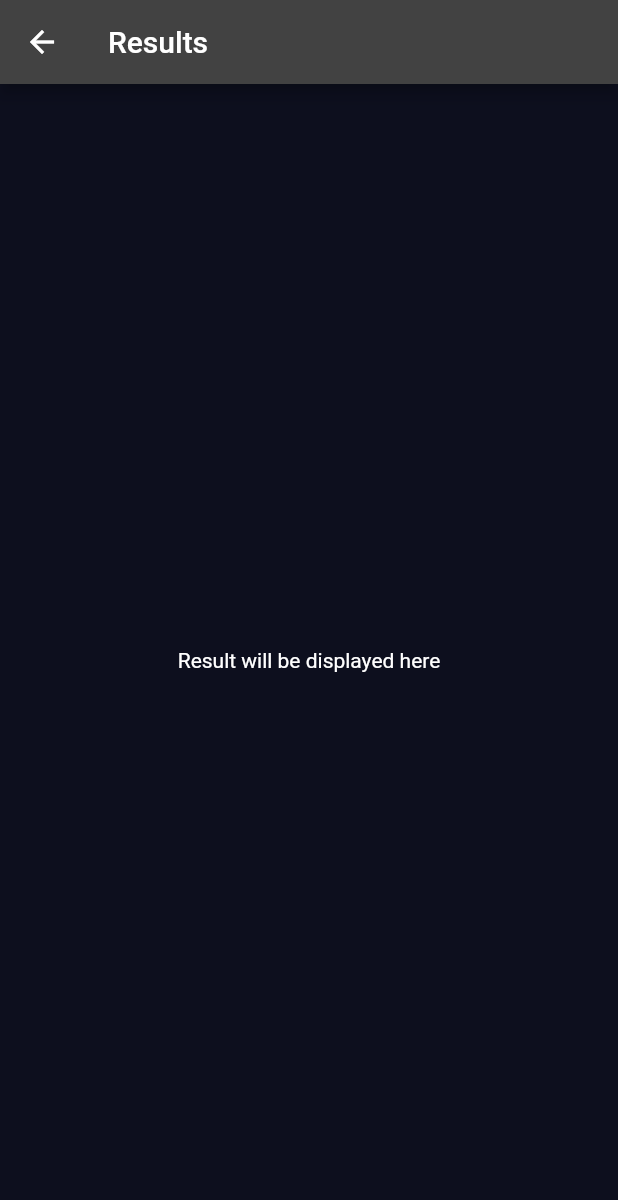
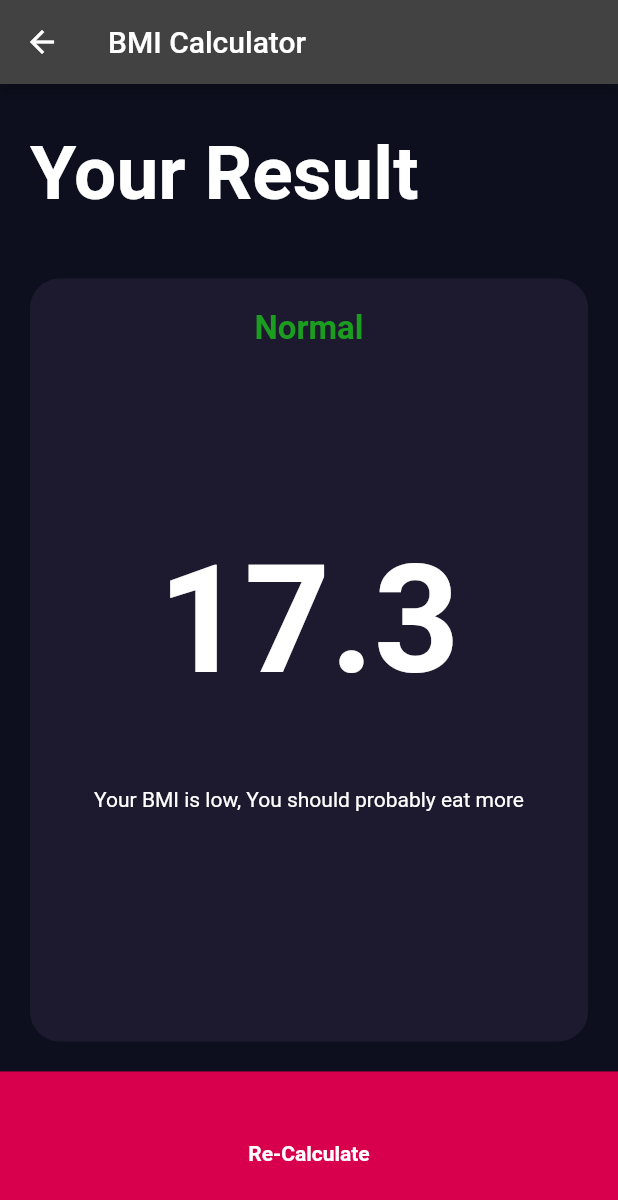
Before and after one commit to ndongchrist/flutter, a Flutter app: the resultScreen screen opened by its route, on a phone screen of 412 x 824 dp. Shown: the top 1200 px of the screen. Run offline on Flutter 3.47's test engine with Material 2 defaults, Android fonts, the phone set to English and light mode, and no system bars; our stand-ins replace audioplayers, font_awesome_flutter, rflutter_alert.

Commit message:
feat:Added the result Screen to the BMI App

```diff
--- a/bmicalculator/lib/InputPage.dart
+++ b/bmicalculator/lib/InputPage.dart
@@ -187,10 +187,28 @@ class _InputPageState extends State<InputPage> {
               )
             ],
           ),
-          GestureDetector(
+          BottomButton(
+            text: "Calculate",
             onTap: () {
               Navigator.pushNamed(context, '/result');
             },
+          )
+        ],
+      ),
+    );
+  }
+}
+
+class BottomButton extends StatelessWidget {
+  BottomButton({required this.onTap, required this.text});
+
+  final VoidCallback onTap;
+  final String text;
+
+  @override
+  Widget build(BuildContext context) {
+    return GestureDetector(
+      onTap: onTap,
       child: Container(
         color: Color(0xFFD8004C),
         height: 40,
@@ -198,12 +216,9 @@ class _InputPageState extends State<InputPage> {
         margin: EdgeInsets.only(top: 0),
         child: Center(
             child: Text(
-                "Calculate your BMI",
+          text,
           style: TextStyle(fontWeight: FontWeight.w700),
         )),
-            ),
-          )
-        ],
       ),
     );
   }
--- a/bmicalculator/lib/constants.dart
+++ b/bmicalculator/lib/constants.dart
@@ -6,3 +6,11 @@
 
 const kLabelTextStyle = TextStyle(color: Color(0XFFC0BDCB), fontSize: 20);
 const kTextStyle = TextStyle(fontSize: 50, fontWeight: FontWeight.w700);
+const KYourResultTextStyle =
+    TextStyle(fontSize: 50, fontWeight: FontWeight.bold);
+const kStateTextStyle = TextStyle(
+    fontSize: 22.0,
+    fontWeight: FontWeight.bold,
+    color: Color.fromARGB(255, 27, 158, 32));
+
+const kNumberTextStyle = TextStyle(fontSize: 100, fontWeight: FontWeight.bold);
--- a/bmicalculator/lib/result_screen.dart
+++ b/bmicalculator/lib/result_screen.dart
@@ -1,4 +1,8 @@
+import "package:bmi_calculator/constants.dart";
 import "package:flutter/material.dart";
+import "package:flutter/services.dart";
+import 'ReusableCard.dart';
+import 'InputPage.dart';
 
 class resultScreen extends StatelessWidget {
   const resultScreen({super.key});
@@ -6,12 +10,72 @@ class resultScreen extends StatelessWidget {
   @override
   Widget build(BuildContext context) {
     return Scaffold(
-      appBar: AppBar(
-        title: Text("Results"),
-      ),
-      body: Center(
-        child: Text("Result will be displayed here"),
-      ),
-    );
+        appBar: AppBar(
+          title: Text("BMI Calculator"),
+        ),
+        body: Column(
+          children: [
+            Expanded(
+              child: Container(
+                padding: EdgeInsets.all(20),
+                alignment: Alignment.bottomLeft,
+                child: Text(
+                  "Your Result",
+                  style: KYourResultTextStyle,
+                ),
+              ),
+            ),
+            Expanded(
+              flex: 5,
+              child: Column(
+                mainAxisAlignment: MainAxisAlignment.spaceEvenly,
+                crossAxisAlignment: CrossAxisAlignment.stretch,
+                children: [
+                  Expanded(
+                    flex: 5,
+                    child: Container(
+                      height: 185,
+                      margin: EdgeInsets.all(20.0),
+                      decoration: BoxDecoration(
+                          color: kActivatorColor,
+                          borderRadius: BorderRadius.circular(20)),
+                      child: Column(
+                        mainAxisAlignment: MainAxisAlignment.spaceEvenly,
+                        crossAxisAlignment: CrossAxisAlignment.center,
+                        children: [
+                          Expanded(
+                              child: Container(
+                            padding: EdgeInsets.all(20),
+                            child: Text(
+                              "Normal",
+                              style: kStateTextStyle,
+                            ),
+                          )),
+                          Expanded(
+                              child: Text(
+                            "17.3",
+                            style: kNumberTextStyle,
+                          )),
+                          Expanded(
+                              child: Text(
+                            "Your BMI is low, You should probably eat more",
+                            textAlign: TextAlign.center,
+                          ))
+                        ],
+                      ),
+                    ),
+                  )
+                ],
+              ),
+            ),
+            Expanded(
+                child: BottomButton(
+              onTap: () {
+                Navigator.pushNamed(context, "/");
+              },
+              text: "Re-Calculate",
+            ))
+          ],
+        ));
   }
 }
```
Lines whose indentation alone changed are shown as unchanged.
